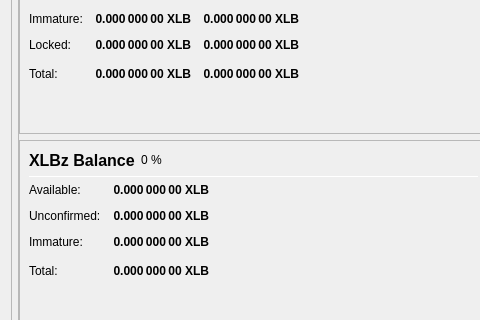
First picture: the form in src/qt/forms/overviewpage.ui, repository binarysculptor/wallet, before the edit; both pictures show x 0 to 480 and y 438 to 758 of the 978 by 841 pixel window.
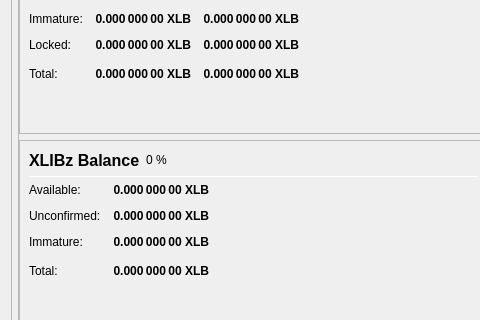
Second picture: the form after the edit.

Patch:
```diff
--- a/src/qt/forms/overviewpage.ui
+++ b/src/qt/forms/overviewpage.ui
@@ -852,7 +852,7 @@
                           </font>
                          </property>
                          <property name="text">
-                          <string>XLBz Balance</string>
+                          <string>XLIBz Balance</string>
                          </property>
                         </widget>
                        </item>
```
Left out of the diff: 14 changed lines with no effect on the pictures.
